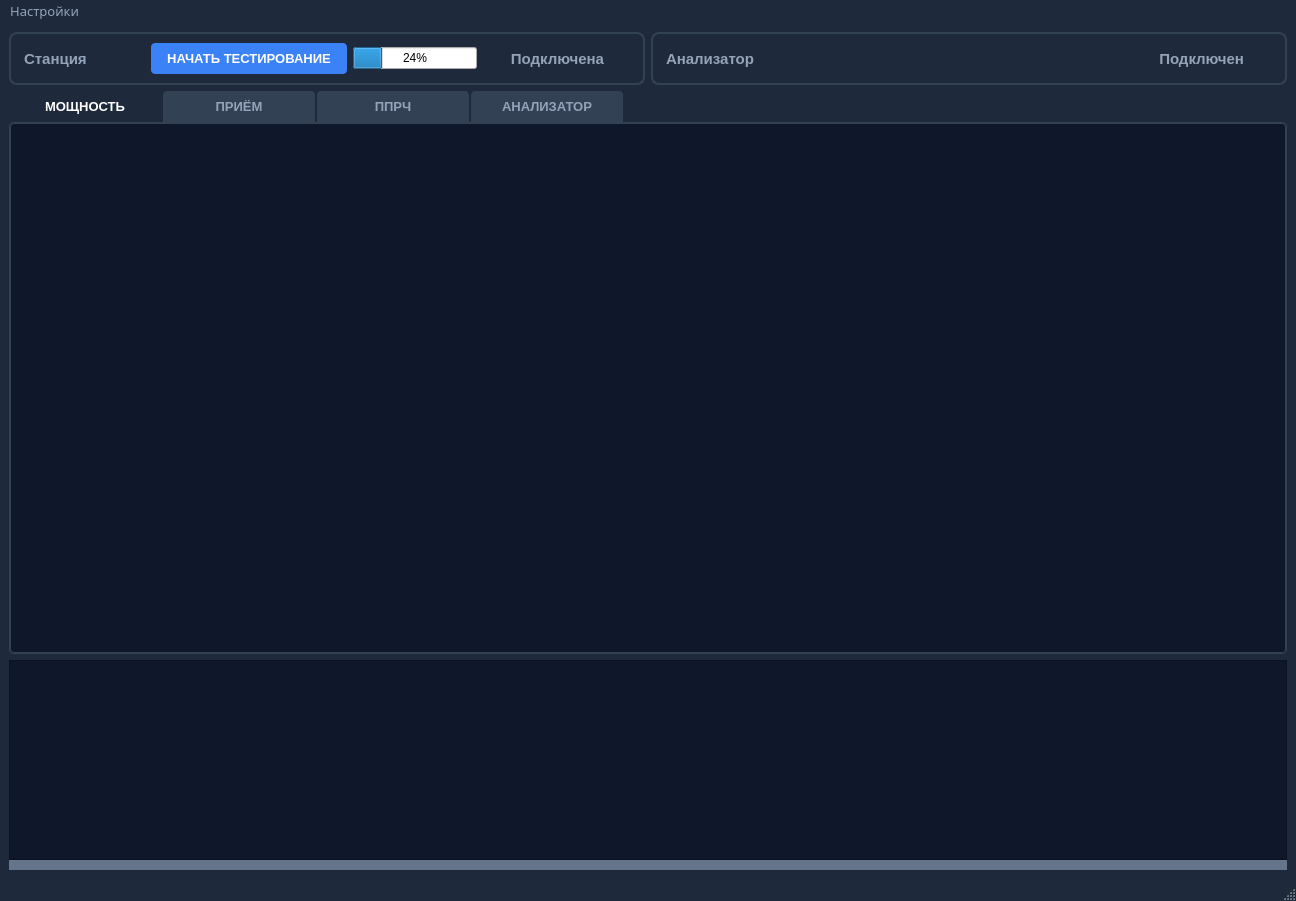
vitalisimys/Check_station, file mainwindow.ui: the form before one commit.
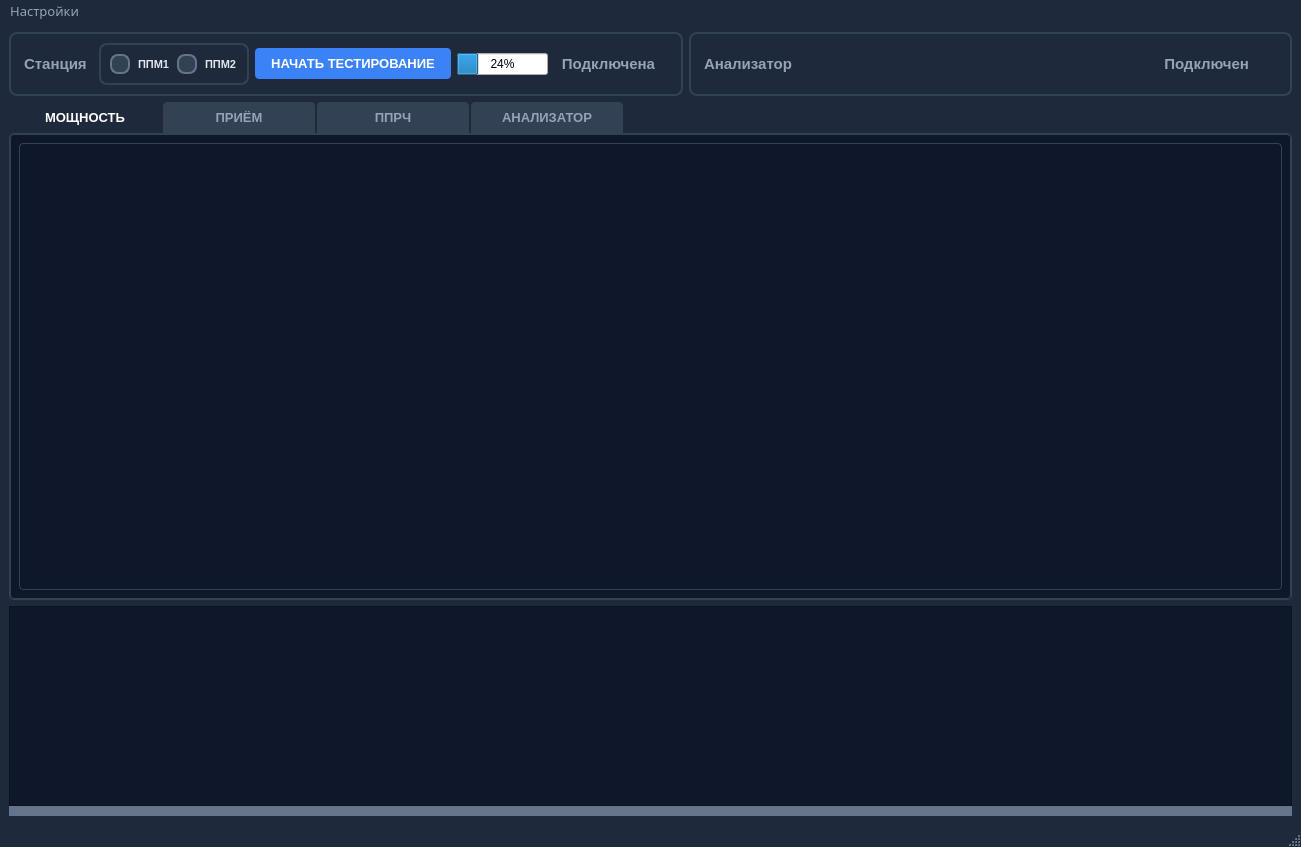
The form after the commit. The open tabs and pages were chosen to show the change. Icons and pictures are not drawn. Custom widgets are drawn as their Qt base class.

```diff
--- a/mainwindow.ui
+++ b/mainwindow.ui
@@ -9,8 +9,8 @@
    <rect>
     <x>0</x>
     <y>0</y>
-    <width>1296</width>
-    <height>901</height>
+    <width>1301</width>
+    <height>847</height>
    </rect>
   </property>
   <property name="windowTitle">
@@ -71,7 +71,7 @@
     background: none;
 }</string>
    </property>
-   <layout class="QVBoxLayout" name="verticalLayout_2">
+   <layout class="QVBoxLayout" name="verticalLayout_5">
     <item>
      <layout class="QHBoxLayout" name="horizontalLayout">
       <item>
@@ -110,6 +110,90 @@
            </property>
           </widget>
          </item>
+         <item>
+          <widget class="QFrame" name="framePPM">
+           <property name="sizePolicy">
+            <sizepolicy hsizetype="Minimum" vsizetype="Minimum">
+             <horstretch>0</horstretch>
+             <verstretch>0</verstretch>
+            </sizepolicy>
+           </property>
+           <property name="styleSheet">
+            <string notr="true">#framePPM {
+    color: #94a3b8;
+    border-radius: 8px;
+    border: 2px solid #334155;
+    background-color: #1e293b;
+}</string>
+           </property>
+           <property name="frameShape">
+            <enum>QFrame::StyledPanel</enum>
+           </property>
+           <property name="frameShadow">
+            <enum>QFrame::Raised</enum>
+           </property>
+           <layout class="QHBoxLayout" name="horizontalLayout_6">
+            <item>
+             <widget class="QRadioButton" name="radioPPM1">
+              <property name="styleSheet">
+               <string notr="true">    QRadioButton {
+        color: #e2e8f0;
+        font-size: 8pt;
+        font-weight: bold;
+        spacing: 8px;
+        background: transparent;
+    }
+    QRadioButton::indicator {
+        width: 16px;
+        height: 16px;
+        border-radius: 8px;
+        border: 2px solid #64748b;
+        background: #334155;
+    }
+    QRadioButton::indicator:hover {
+        border-color: #3b82f6;
+    }
+    QRadioButton::indicator:checked {
+        background: #3b82f6;
+    }</string>
+              </property>
+              <property name="text">
+               <string>ППМ1</string>
+              </property>
+             </widget>
+            </item>
+            <item>
+             <widget class="QRadioButton" name="radioPPM2">
+              <property name="styleSheet">
+               <string notr="true">    QRadioButton {
+        color: #e2e8f0;
+        font-size: 8pt;
+        font-weight: bold;
+        spacing: 8px;
+        background: transparent;
+    }
+    QRadioButton::indicator {
+        width: 16px;
+        height: 16px;
+        border-radius: 8px;
+        border: 2px solid #64748b;
+        background: #334155;
+    }
+    QRadioButton::indicator:hover {
+        border-color: #3b82f6;
+    }
+    QRadioButton::indicator:checked {
+        background: #3b82f6;
+    }</string>
+              </property>
+              <property name="text">
+               <string>ППМ2</string>
+              </property>
+             </widget>
+            </item>
+           </layout>
+          </widget>
+         </item>
          <item>
           <widget class="QPushButton" name="pushButtonStartTesting">
            <property name="sizePolicy">
@@ -395,6 +479,31 @@
        <attribute name="title">
         <string>МОЩНОСТЬ</string>
        </attribute>
+       <layout class="QVBoxLayout" name="verticalLayout_2">
+        <item>
+         <widget class="QCustomPlot" name="plotWidgetTestPowerGraph" native="true">
+          <property name="sizePolicy">
+           <sizepolicy hsizetype="Expanding" vsizetype="Expanding">
+            <horstretch>0</horstretch>
+            <verstretch>1</verstretch>
+           </sizepolicy>
+          </property>
+          <property name="minimumSize">
+           <size>
+            <width>400</width>
+            <height>220</height>
+           </size>
+          </property>
+          <property name="styleSheet">
+           <string notr="true">#plotWidgetTestPowerGraph {
+    background-color: #0f172a;
+    border: 1px solid #334155;
+    border-radius: 4px;
+}</string>
+          </property>
+         </widget>
+        </item>
+       </layout>
       </widget>
       <widget class="QWidget" name="tabRecieve">
        <property name="sizePolicy">
@@ -1674,7 +1783,7 @@
     <rect>
      <x>0</x>
      <y>0</y>
-     <width>1296</width>
+     <width>1301</width>
      <height>21</height>
     </rect>
    </property>
```
Left out of the diff: 17 changed lines with no effect on the pictures.
